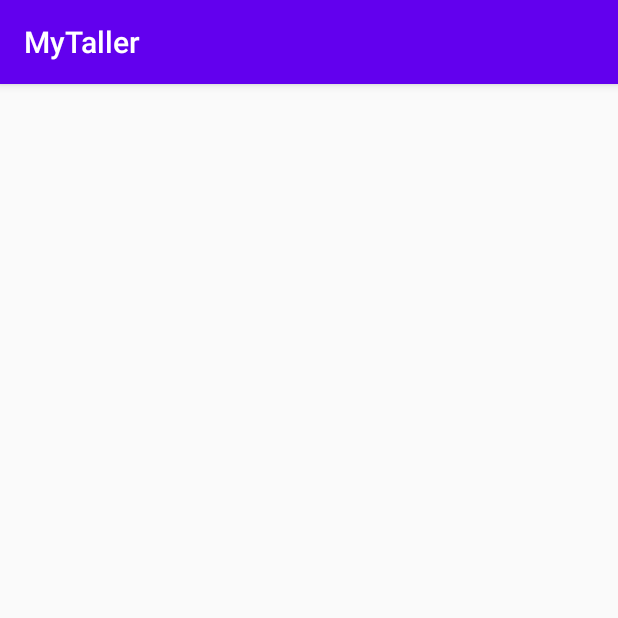
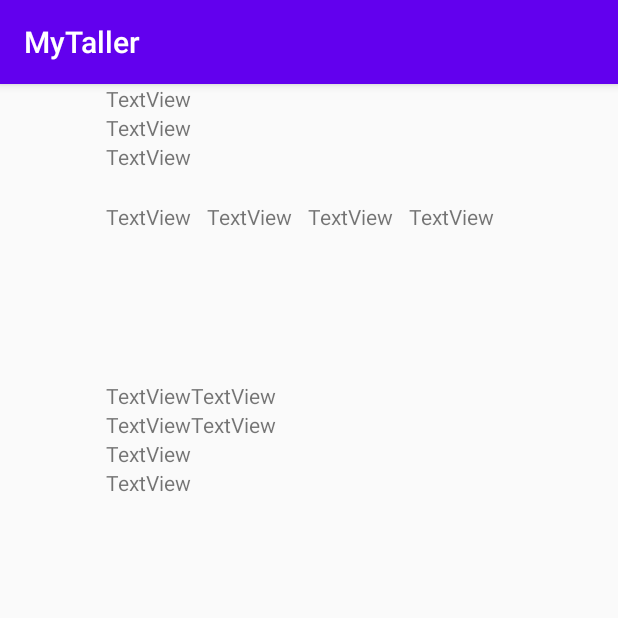
Before and after one commit to 2021-a-moviles-computacion/mov-comp-burbano-rosero-cinthia-mayte, an Android app: the MainActivityClase10 screen opened directly, with no data from a screen before it, on a phone screen of 412 x 824 dp, the top half of it. Run offline under Robolectric (Android 15) with nearby library versions, the phone set to English and light mode, and no system bars.

Commit message:
clase 10

```diff
--- a/MyTaller/app/src/main/java/com/example/mytaller/MainActivity.kt
+++ b/MyTaller/app/src/main/java/com/example/mytaller/MainActivity.kt
@@ -1,11 +1,30 @@
 package com.example.mytaller
 
+import android.content.Intent
 import androidx.appcompat.app.AppCompatActivity
 import android.os.Bundle
+import android.widget.Button
+import kotlinx.android.synthetic.*
 
 class MainActivity : AppCompatActivity() {
     override fun onCreate(savedInstanceState: Bundle?) {
         super.onCreate(savedInstanceState)
         setContentView(R.layout.activity_main)
+
+        //llamada al boton
+        val botonCicloVida = findViewById<Button>(
+            R.id.btn_ciclo_vida
+        )
+        botonCicloVida.setOnClickListener {
+            abrirCicloVida()
+        }
+    }
+    //funcion para abrir el ciclo de vida
+    fun abrirCicloVida(){
+        val intentImplicito = Intent(
+            this,
+            MainActivityClase10::class.java
+        )
+        this.startActivity(intentImplicito)
     }
 }
--- a/MyTaller/app/src/main/res/layout/activity_main.xml
+++ b/MyTaller/app/src/main/res/layout/activity_main.xml
@@ -19,11 +19,13 @@
         app:layout_constraintTop_toTopOf="parent" />
 
     <Button
-        android:id="@+id/button"
+        android:id="@+id/btn_ciclo_vida"
         android:layout_width="wrap_content"
         android:layout_height="wrap_content"
         android:layout_marginStart="56dp"
+        android:background="#2E8BD5"
         android:text="CICLO DE VIDA"
+        android:textColor="#FFFFFF"
         app:layout_constraintBottom_toBottomOf="@+id/textView"
         app:layout_constraintStart_toEndOf="@+id/textView"
         app:layout_constraintTop_toTopOf="@+id/textView"
--- a/MyTaller/app/src/main/res/layout/activity_main_clase10.xml
+++ b/MyTaller/app/src/main/res/layout/activity_main_clase10.xml
@@ -6,4 +6,140 @@
     android:layout_height="match_parent"
     tools:context=".MainActivityClase10">
 
+    <LinearLayout
+        android:id="@+id/linearLayout"
+        android:layout_width="270dp"
+        android:layout_height="110dp"
+        android:orientation="horizontal"
+        app:layout_constraintBottom_toBottomOf="parent"
+        app:layout_constraintEnd_toEndOf="parent"
+        app:layout_constraintHorizontal_bias="0.496"
+        app:layout_constraintStart_toStartOf="parent"
+        app:layout_constraintTop_toTopOf="parent"
+        app:layout_constraintVertical_bias="0.12">
+
+        <TextView
+            android:id="@+id/textView2"
+            android:layout_width="wrap_content"
+            android:layout_height="wrap_content"
+            android:layout_weight="1"
+            android:text="TextView" />
+
+        <TextView
+            android:id="@+id/textView3"
+            android:layout_width="wrap_content"
+            android:layout_height="wrap_content"
+            android:layout_weight="1"
+            android:text="TextView" />
+
+        <TextView
+            android:id="@+id/textView4"
+            android:layout_width="wrap_content"
+            android:layout_height="wrap_content"
+            android:layout_weight="1"
+            android:text="TextView" />
+
+        <TextView
+            android:id="@+id/textView5"
+            android:layout_width="wrap_content"
+            android:layout_height="wrap_content"
+            android:layout_weight="1"
+            android:text="TextView" />
+    </LinearLayout>
+
+    <LinearLayout
+        android:id="@+id/linearLayout2"
+        android:layout_width="271dp"
+        android:layout_height="158dp"
+        android:orientation="vertical"
+        app:layout_constraintEnd_toEndOf="@+id/linearLayout"
+        app:layout_constraintHorizontal_bias="0.0"
+        app:layout_constraintStart_toStartOf="@+id/linearLayout"
+        tools:layout_editor_absoluteY="218dp">
+
+        <TextView
+            android:id="@+id/textView6"
+            android:layout_width="match_parent"
+            android:layout_height="wrap_content"
+            android:text="TextView" />
+
+        <TextView
+            android:id="@+id/textView11"
+            android:layout_width="match_parent"
+            android:layout_height="wrap_content"
+            android:text="TextView" />
+
+        <TextView
+            android:id="@+id/textView12"
+            android:layout_width="match_parent"
+            android:layout_height="wrap_content"
+            android:text="TextView" />
+
+    </LinearLayout>
+
+    <TableLayout
+        android:layout_width="278dp"
+        android:layout_height="233dp"
+        android:layout_marginTop="40dp"
+        app:layout_constraintEnd_toEndOf="@+id/linearLayout2"
+        app:layout_constraintHorizontal_bias="0.0"
+        app:layout_constraintStart_toStartOf="@+id/linearLayout2"
+        app:layout_constraintTop_toBottomOf="@+id/linearLayout2">
+
+        <TableRow
+            android:layout_width="match_parent"
+            android:layout_height="match_parent">
+
+            <TextView
+                android:id="@+id/textView10"
+                android:layout_width="match_parent"
+                android:layout_height="wrap_content"
+                android:text="TextView" />
+
+            <TextView
+                android:id="@+id/textView13"
+                android:layout_width="wrap_content"
+                android:layout_height="wrap_content"
+                android:text="TextView" />
+        </TableRow>
+
+        <TableRow
+            android:layout_width="match_parent"
+            android:layout_height="match_parent">
+
+            <TextView
+                android:id="@+id/textView9"
+                android:layout_width="match_parent"
+                android:layout_height="wrap_content"
+                android:text="TextView" />
+
+            <TextView
+                android:id="@+id/textView14"
+                android:layout_width="wrap_content"
+                android:layout_height="wrap_content"
+                android:text="TextView" />
+        </TableRow>
+
+        <TableRow
+            android:layout_width="match_parent"
+            android:layout_height="match_parent">
+
+            <TextView
+                android:id="@+id/textView8"
+                android:layout_width="match_parent"
+                android:layout_height="wrap_content"
+                android:text="TextView" />
+        </TableRow>
+
+        <TableRow
+            android:layout_width="match_parent"
+            android:layout_height="match_parent">
+
+            <TextView
+                android:id="@+id/textView7"
+                android:layout_width="match_parent"
+                android:layout_height="wrap_content"
+                android:text="TextView" />
+        </TableRow>
+    </TableLayout>
 </androidx.constraintlayout.widget.ConstraintLayout>
--- a/MyTaller/app/src/main/res/values/colors.xml
+++ b/MyTaller/app/src/main/res/values/colors.xml
@@ -3,6 +3,6 @@
     <color name="colorPrimary">#6200EE</color>
     <color name="colorPrimaryDark">#3700B3</color>
     <color name="colorAccent">#03DAC5</color>
-    <color name="colorVariable">#FFC107</color>
+    <color name="colorVariable">#E30D56</color>
 
 </resources>
```
Also changed, not shown: 00-kotlin/gradle/wrapper/gradle-wrapper.properties (added), Proyecto_CRUD/gradle/wrapper/gradle-wrapper.properties (added), 6 other files.
